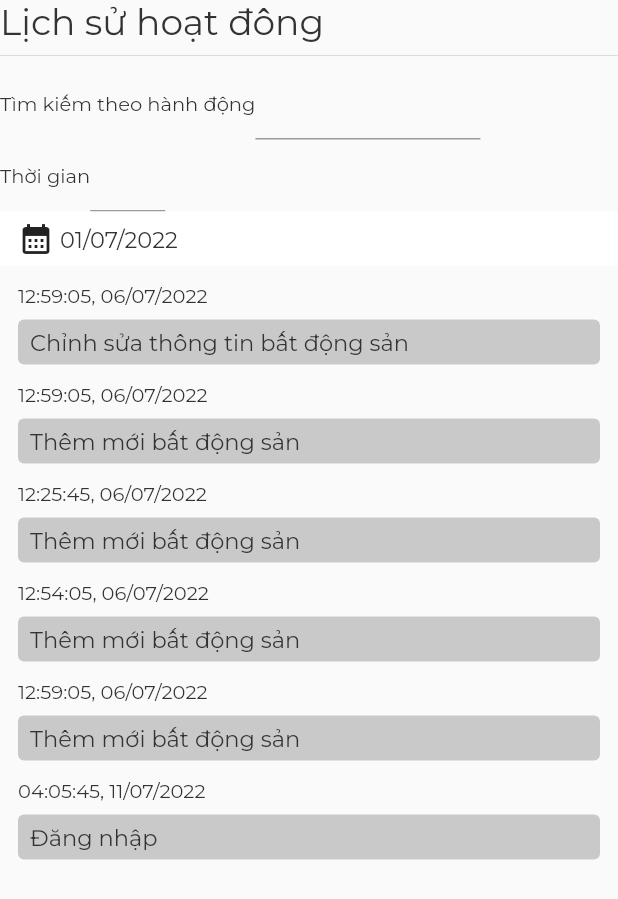
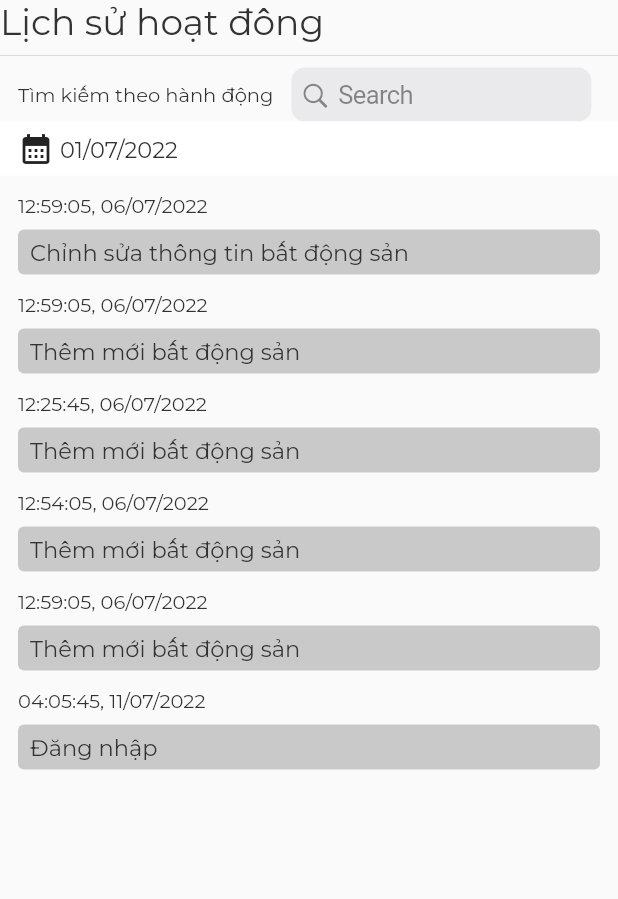
Before and after one commit to a313/luci_test, a Flutter app: the screen it shows after launch, on a phone screen of 412 x 824 dp. Shown: the top 899 px of the screen. Run offline on Flutter 3.47's test engine with Material 2 defaults, Android fonts, the phone set to English and light mode, and no system bars; our stand-ins replace auto_size_text, bloc, dartz, equatable, flutter_bloc, flutter_sticky_header and 2 more; missing offline and left inert: simple_connection_checker.

Commit message:
search logic

```diff
--- a/lib/presentation/bloc/activity_event.dart
+++ b/lib/presentation/bloc/activity_event.dart
@@ -17,5 +17,5 @@ class FilterActivityEvent extends ActivityEvent {
   final String action;
   final DateTime? startTime;
   final DateTime? endTime;
-  const FilterActivityEvent(this.action, this.startTime, this.endTime);
+  const FilterActivityEvent(this.action, {this.startTime, this.endTime});
 }
--- a/lib/presentation/bloc/activity_state.dart
+++ b/lib/presentation/bloc/activity_state.dart
@@ -14,6 +14,12 @@ class ActivityLoaded extends ActivityState {
   const ActivityLoaded(this.activities);
 }
 
+class ActivityFilter extends ActivityState {
+  final List<Activity> allData;
+  final List<Activity> filterData;
+  const ActivityFilter({required this.filterData, required this.allData});
+}
+
 class ActivityError extends ActivityState {
   final Failure failure;
 
--- a/lib/presentation/widgets/activity_component.dart
+++ b/lib/presentation/widgets/activity_component.dart
@@ -1,3 +1,4 @@
+import 'package:flutter/cupertino.dart';
 import 'package:flutter/material.dart';
 import 'package:flutter_bloc/flutter_bloc.dart';
 import 'package:flutter_sticky_header/flutter_sticky_header.dart';
@@ -23,6 +24,8 @@ class ActivityComponent extends StatelessWidget {
           return const LoadingWidget();
         } else if (state is ActivityLoaded) {
           return _ActivitiesWidget(state.activities);
+        } else if (state is ActivityFilter) {
+          return _ActivitiesWidget(state.filterData);
         } else if (state is ActivityError && state.failure is NetworkFailure) {
           return const NetworkErrorWidget();
         } else if (state is ActivityError && state.failure is ServerFailure) {
@@ -93,24 +96,25 @@ class SearchComponent extends StatelessWidget {
 
   @override
   Widget build(BuildContext context) {
-    return Wrap(
-      children: [
-        Row(
+    return Padding(
+      padding: PAD_SYM_H12,
+      child: Wrap(
+        spacing: 12.0,
+        crossAxisAlignment: WrapCrossAlignment.center,
         children: [
           Text(
             "Tìm kiếm theo hành động",
             style: AppFonts.size13(),
           ),
-            SizedBox(width: 150, child: TextField()),
+          SizedBox(
+              width: 200,
+              child: CupertinoSearchTextField(
+                onSubmitted: (action) {
+                  context.read<ActivityBloc>().add(FilterActivityEvent(action));
+                },
+              )),
         ],
       ),
-        Row(
-          children: [
-            Text("Thời gian", style: AppFonts.size13()),
-            SizedBox(width: 50, child: TextField()),
-          ],
-        ),
-      ],
     );
   }
 }
```
Also changed, not shown: lib/core/util/extentsions.dart (+32 -0 lines), lib/presentation/bloc/activity_bloc.dart (+38 -1 lines). Lines whose indentation alone changed are shown as unchanged.
